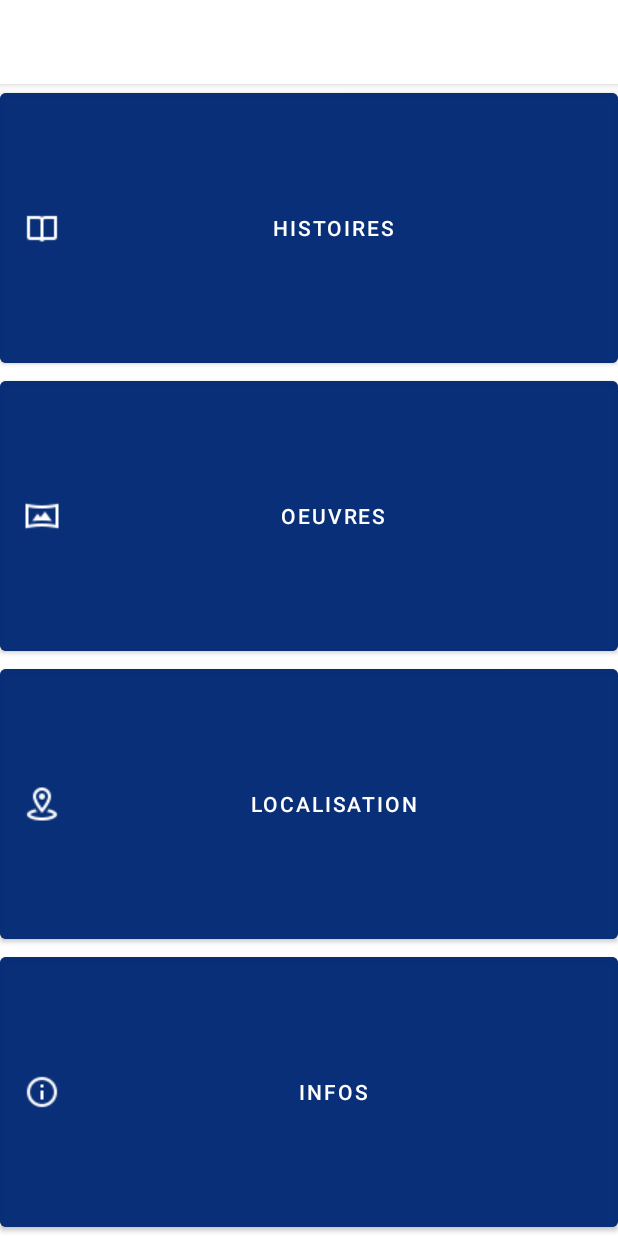
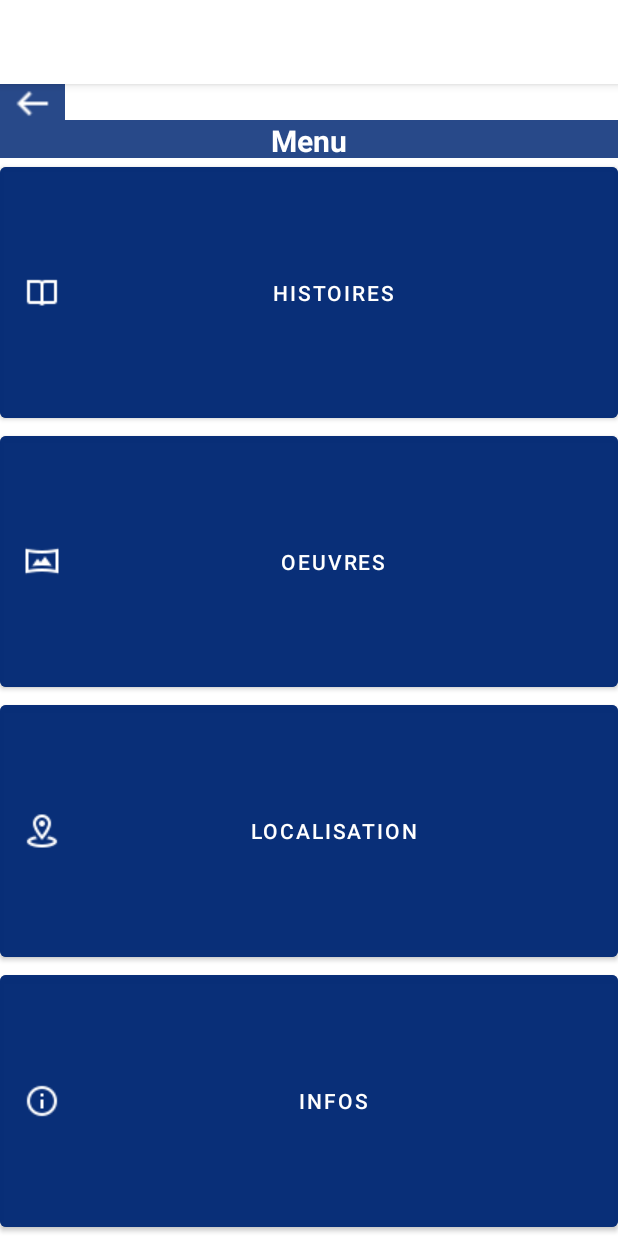
Before and after one commit to sonicyouth7/Museum_application, an Android app: the MenuGeneral screen opened directly, with no data from a screen before it, on a phone screen of 412 x 824 dp. Run offline under Robolectric (Android 15) with nearby library versions, the phone set to English and light mode, and no system bars.

Commit message:
version 0.2.1

```diff
--- a/app/src/main/res/layout/menu_general.xml
+++ b/app/src/main/res/layout/menu_general.xml
@@ -5,6 +5,39 @@
     android:layout_width="match_parent"
     android:layout_height="match_parent"
     android:orientation="vertical">
+
+    <RelativeLayout
+        android:layout_width="43dp"
+        android:layout_height="24dp"
+        app:layout_constraintStart_toStartOf="parent"
+        app:layout_constraintTop_toTopOf="parent">
+
+        <ImageView
+            android:id="@+id/backButton1"
+            android:layout_width="match_parent"
+            android:layout_height="match_parent"
+            android:layout_alignParentStart="true"
+            android:layout_alignParentTop="true"
+            android:layout_alignParentBottom="true"
+            android:layout_marginStart="0dp"
+            android:layout_marginTop="0dp"
+            android:layout_marginBottom="-1dp"
+            android:background="@color/backgroundcolor"
+            android:padding="8dp"
+            android:scaleType="centerCrop"
+            android:src="@drawable/arrow_icon" />
+
+    </RelativeLayout>
+    <TextView
+        android:id="@+id/MenuGenral"
+        style="@style/Museum_app_text"
+        android:layout_width="match_parent"
+        android:layout_height="25dp"
+        android:text="Menu"
+        android:textIsSelectable="false"
+        app:layout_constraintEnd_toEndOf="parent"
+        app:layout_constraintStart_toStartOf="parent"
+        app:layout_constraintTop_toTopOf="parent" />
 
     <Button
         android:id="@+id/boutonHistoires"
```
